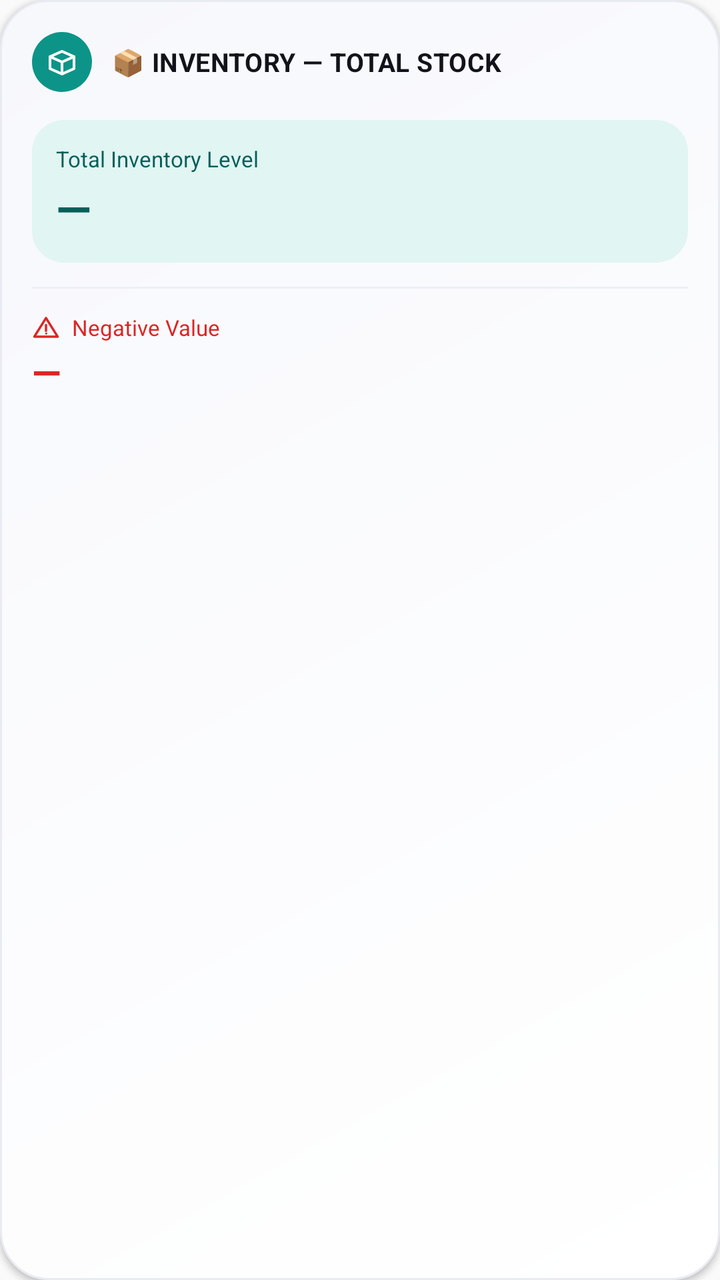
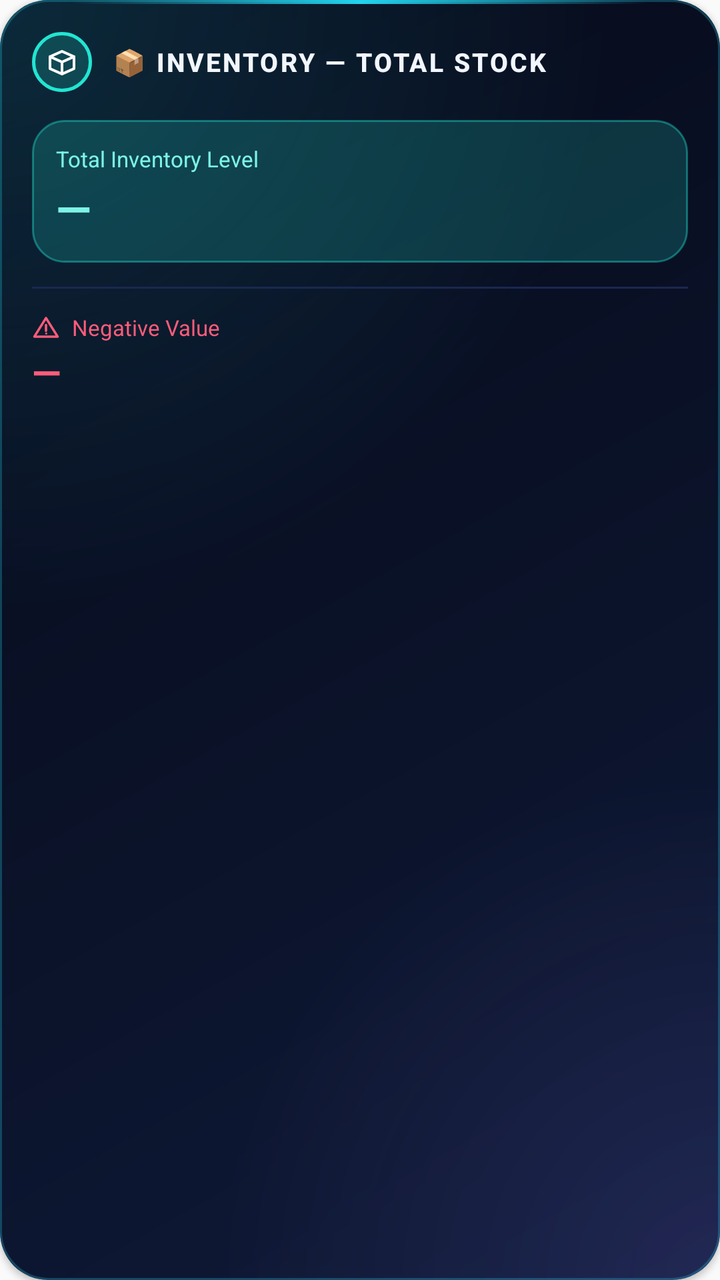

The first picture is an Android layout as it rendered before a commit; the second is the same layout after the commit. The layout source and the unified diff follow.
<!-- AndroidManifest.xml: application theme Theme.AppCompat.Light.NoActionBar -->
<!-- res/layout/widget_inventory_total.xml -->
<?xml version="1.0" encoding="utf-8"?>
<LinearLayout xmlns:android="http://schemas.android.com/apk/res/android"
    android:layout_width="match_parent"
    android:layout_height="match_parent"
    android:orientation="vertical"
    android:background="@drawable/widget_background"
    android:padding="16dp"
    android:elevation="2dp"
    android:id="@+id/inv_total_widget_root">

    <LinearLayout
        android:layout_width="match_parent"
        android:layout_height="wrap_content"
        android:orientation="horizontal"
        android:gravity="center_vertical">
        <FrameLayout
            android:layout_width="30dp"
            android:layout_height="30dp"
            android:background="@drawable/badge_circle_inventory">
            <ImageView android:layout_width="16dp" android:layout_height="16dp"
                android:layout_gravity="center" android:src="@drawable/ic_box" />
        </FrameLayout>
        <TextView
            android:layout_width="0dp"
            android:layout_height="wrap_content"
            android:layout_weight="1"
            android:layout_marginStart="10dp"
            android:text="@string/inv_total_widget_title"
            android:textColor="@color/ink_900"
            android:textStyle="bold"
            android:textSize="13sp"
            android:letterSpacing="0.01" />
    </LinearLayout>

    <LinearLayout
        android:layout_width="match_parent"
        android:layout_height="wrap_content"
        android:layout_marginTop="14dp"
        android:orientation="vertical"
        android:background="@drawable/tile_inventory_soft"
        android:padding="12dp">
        <TextView
            android:layout_width="match_parent"
            android:layout_height="wrap_content"
            android:text="@string/inv_label_total_level"
            android:textColor="@color/accent_inventory_dark"
            android:textSize="11sp" />
        <TextView
            android:id="@+id/inv_total_value"
            android:layout_width="match_parent"
            android:layout_height="wrap_content"
            android:layout_marginTop="2dp"
            android:text="—"
            android:textColor="@color/accent_inventory_dark"
            android:textStyle="bold"
            android:textSize="23sp" />
    </LinearLayout>

    <TextView
        android:layout_width="match_parent"
        android:layout_height="1dp"
        android:layout_marginTop="12dp"
        android:layout_marginBottom="12dp"
        android:background="@color/hairline" />

    <LinearLayout
        android:layout_width="match_parent"
        android:layout_height="wrap_content"
        android:orientation="horizontal"
        android:gravity="center_vertical">
        <ImageView android:layout_width="14dp" android:layout_height="14dp"
            android:src="@drawable/ic_alert_triangle_red" />
        <TextView
            android:layout_width="0dp"
            android:layout_height="wrap_content"
            android:layout_weight="1"
            android:layout_marginStart="6dp"
            android:text="@string/inv_label_negative_value"
            android:textColor="@color/status_negative"
            android:textSize="11sp" />
    </LinearLayout>

    <TextView
        android:id="@+id/inv_negative_value"
        android:layout_width="match_parent"
        android:layout_height="wrap_content"
        android:layout_marginTop="2dp"
        android:text="—"
        android:textColor="@color/status_negative"
        android:textStyle="bold"
        android:textSize="19sp" />

    <TextView
        android:id="@+id/inv_total_asof"
        android:layout_width="match_parent"
        android:layout_height="wrap_content"
        android:layout_marginTop="10dp"
        android:text=""
        android:textColor="@color/ink_400"
        android:textSize="9sp" />

</LinearLayout>
<!-- resources referenced by this layout -->
<resources>
  <color name="accent_inventory_dark">#065F5A</color>
  <color name="hairline">#EDEFF5</color>
  <color name="ink_400">#A6AABD</color>
  <color name="ink_900">#12131A</color>
  <color name="status_negative">#DC2626</color>
  <!-- drawable badge_circle_inventory (drawable) -->
  <?xml version="1.0" encoding="utf-8"?>
  <shape xmlns:android="http://schemas.android.com/apk/res/android" android:shape="oval">
      <solid android:color="@color/accent_inventory" />
  </shape>
  <!-- drawable ic_alert_triangle_red (drawable) -->
  <vector xmlns:android="http://schemas.android.com/apk/res/android"
      android:width="24dp" android:height="24dp" android:viewportWidth="24" android:viewportHeight="24">
      <path android:fillColor="#00000000" android:strokeColor="#DC2626" android:strokeWidth="2"
          android:strokeLineJoin="round" android:strokeLineCap="round"
          android:pathData="M12,4 L22,20 L2,20 Z" />
      <path android:fillColor="#00000000" android:strokeColor="#DC2626" android:strokeWidth="2"
          android:strokeLineCap="round" android:pathData="M12,10 L12,15" />
      <path android:fillColor="#DC2626" android:pathData="M11.3,17.3 a0.9,0.9 0,1 0,1.8 0 a0.9,0.9 0,1 0,-1.8 0Z" />
  </vector>
  <!-- drawable tile_inventory_soft (drawable) -->
  <?xml version="1.0" encoding="utf-8"?>
  <shape xmlns:android="http://schemas.android.com/apk/res/android" android:shape="rectangle">
      <corners android:radius="16dp" />
      <solid android:color="@color/accent_inventory_soft" />
  </shape>
  <!-- drawable widget_background (drawable) -->
  <?xml version="1.0" encoding="utf-8"?>
  <shape xmlns:android="http://schemas.android.com/apk/res/android"
      android:shape="rectangle">
      <corners android:radius="24dp" />
      <gradient
          android:angle="135"
          android:startColor="@color/surface_card_top"
          android:endColor="@color/surface_card_bottom"
          android:type="linear" />
      <stroke android:width="1dp" android:color="@color/surface_inset_border" />
  </shape>
  <string name="inv_label_negative_value">Negative Value</string>
  <string name="inv_label_total_level">Total Inventory Level</string>
  <color name="accent_inventory">#0D9488</color>
  <color name="accent_inventory_soft">#E1F5F2</color>
  <color name="surface_card_top">#FFFFFF</color>
  <color name="surface_card_bottom">#F7F8FC</color>
  <color name="surface_inset_border">#E9EBF3</color>
  <!-- unchanged entries left out for length: 2 -->
</resources>

<!-- the commit's change to res/layout/widget_inventory_total.xml (unified diff, before → after) -->
@@ -29,7 +29,7 @@
             android:textColor="@color/ink_900"
             android:textStyle="bold"
             android:textSize="13sp"
-            android:letterSpacing="0.01" />
+            android:textAllCaps="true" android:letterSpacing="0.08" android:fontFamily="sans-serif-medium" />
     </LinearLayout>
 
     <LinearLayout
<!-- resource entries referenced after the edit -->
@@ -1,50 +1,65 @@
 <!-- resources referenced by this layout -->
 <resources>
-  <color name="accent_inventory_dark">#065F5A</color>
-  <color name="hairline">#EDEFF5</color>
-  <color name="ink_400">#A6AABD</color>
-  <color name="ink_900">#12131A</color>
-  <color name="status_negative">#DC2626</color>
+  <color name="accent_inventory_dark">#FF7DF3E6</color>
+  <color name="hairline">#FF1A2850</color>
+  <color name="ink_400">#FF7585AE</color>
+  <color name="ink_900">#FFF2F6FF</color>
+  <color name="status_negative">#FFFF5C7A</color>
   <!-- drawable badge_circle_inventory (drawable) -->
   <?xml version="1.0" encoding="utf-8"?>
   <shape xmlns:android="http://schemas.android.com/apk/res/android" android:shape="oval">
-      <solid android:color="@color/accent_inventory" />
+      <solid android:color="@color/accent_inventory_soft" />
+      <stroke android:width="1.5dp" android:color="@color/accent_inventory" />
   </shape>
   <!-- drawable ic_alert_triangle_red (drawable) -->
   <vector xmlns:android="http://schemas.android.com/apk/res/android"
       android:width="24dp" android:height="24dp" android:viewportWidth="24" android:viewportHeight="24">
-      <path android:fillColor="#00000000" android:strokeColor="#DC2626" android:strokeWidth="2"
+      <path android:fillColor="#00000000" android:strokeColor="#FF5C7A" android:strokeWidth="2"
           android:strokeLineJoin="round" android:strokeLineCap="round"
           android:pathData="M12,4 L22,20 L2,20 Z" />
-      <path android:fillColor="#00000000" android:strokeColor="#DC2626" android:strokeWidth="2"
+      <path android:fillColor="#00000000" android:strokeColor="#FF5C7A" android:strokeWidth="2"
           android:strokeLineCap="round" android:pathData="M12,10 L12,15" />
-      <path android:fillColor="#DC2626" android:pathData="M11.3,17.3 a0.9,0.9 0,1 0,1.8 0 a0.9,0.9 0,1 0,-1.8 0Z" />
+      <path android:fillColor="#FF5C7A" android:pathData="M11.3,17.3 a0.9,0.9 0,1 0,1.8 0 a0.9,0.9 0,1 0,-1.8 0Z" />
   </vector>
   <!-- drawable tile_inventory_soft (drawable) -->
   <?xml version="1.0" encoding="utf-8"?>
   <shape xmlns:android="http://schemas.android.com/apk/res/android" android:shape="rectangle">
       <corners android:radius="16dp" />
       <solid android:color="@color/accent_inventory_soft" />
+      <stroke android:width="1dp" android:color="@color/accent_inventory_edge" />
   </shape>
   <!-- drawable widget_background (drawable) -->
   <?xml version="1.0" encoding="utf-8"?>
-  <shape xmlns:android="http://schemas.android.com/apk/res/android"
-      android:shape="rectangle">
-      <corners android:radius="24dp" />
-      <gradient
-          android:angle="135"
-          android:startColor="@color/surface_card_top"
-          android:endColor="@color/surface_card_bottom"
-          android:type="linear" />
-      <stroke android:width="1dp" android:color="@color/surface_inset_border" />
-  </shape>
+  <layer-list xmlns:android="http://schemas.android.com/apk/res/android">
+      <item><shape android:shape="rectangle"><corners android:radius="24dp" />
+          <gradient android:angle="135" android:startColor="@color/surface_card_top" android:endColor="@color/surface_card_bottom" android:type="linear" /></shape></item>
+      <item><shape android:shape="rectangle"><corners android:radius="24dp" />
+          <gradient android:type="radial" android:gradientRadius="85%p" android:centerX="0.0" android:centerY="0.0"
+              android:startColor="@color/glow_cyan_start" android:endColor="@color/glow_cyan_end" /></shape></item>
+      <item><shape android:shape="rectangle"><corners android:radius="24dp" />
+          <gradient android:type="radial" android:gradientRadius="70%p" android:centerX="1.0" android:centerY="1.0"
+              android:startColor="@color/glow_violet_start" android:endColor="@color/glow_violet_end" /></shape></item>
+      <item><shape android:shape="rectangle"><corners android:radius="24dp" />
+          <stroke android:width="1dp" android:color="@color/neon_border" /></shape></item>
+      <item android:gravity="top" android:height="2dp" android:left="36dp" android:right="36dp">
+          <shape android:shape="rectangle"><corners android:radius="1dp" />
+              <gradient android:angle="0" android:startColor="@color/edge_fade_start" android:centerColor="@color/neon_cyan" android:endColor="@color/edge_fade_end" /></shape></item>
+  </layer-list>
   <string name="inv_label_negative_value">Negative Value</string>
   <string name="inv_label_total_level">Total Inventory Level</string>
-  <color name="accent_inventory">#0D9488</color>
-  <color name="accent_inventory_soft">#E1F5F2</color>
-  <color name="surface_card_top">#FFFFFF</color>
-  <color name="surface_card_bottom">#F7F8FC</color>
-  <color name="surface_inset_border">#E9EBF3</color>
+  <color name="accent_inventory">#FF22E5D3</color>
+  <color name="accent_inventory_edge">#6622E5D3</color>
+  <color name="accent_inventory_soft">#2E22E5D3</color>
+  <color name="surface_card_top">#FF0F1A38</color>
+  <color name="surface_card_bottom">#FF060A18</color>
+  <color name="glow_cyan_start">#2822D3EE</color>
+  <color name="glow_cyan_end">#0022D3EE</color>
+  <color name="glow_violet_start">#248B7CFF</color>
+  <color name="glow_violet_end">#008B7CFF</color>
+  <color name="neon_border">#4422D3EE</color>
+  <color name="edge_fade_start">#0022D3EE</color>
+  <color name="neon_cyan">#FF22D3EE</color>
+  <color name="edge_fade_end">#008B7CFF</color>
   <!-- unchanged entries left out for length: 2 -->
 </resources>
 
